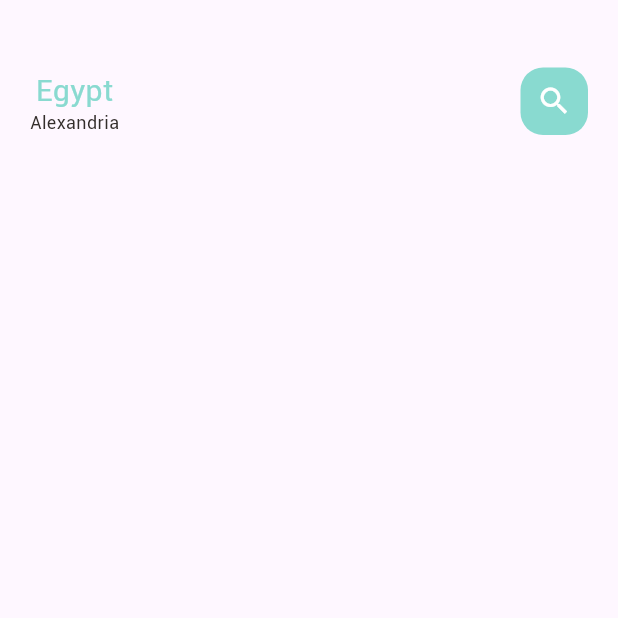
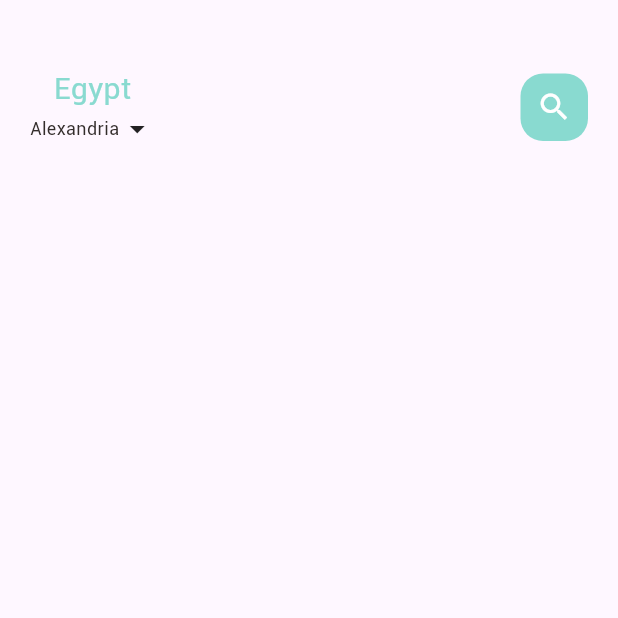
Before and after one commit to ZyadWKhedr/E-Commerce_App, a Flutter app: the screen it shows after launch, on a phone screen of 412 x 824 dp, the top half of it. Run offline on Flutter 3.47's test engine with Material 3 defaults, Android fonts, the phone set to English and light mode, and no system bars.

Commit message:
create food page body file

```diff
--- a/lib/main.dart
+++ b/lib/main.dart
@@ -12,10 +12,6 @@ class MyApp extends StatelessWidget {
   Widget build(BuildContext context) {
     return MaterialApp(
       debugShowCheckedModeBanner: false,
-      title: 'Flutter App',
-      theme: ThemeData(
-        primarySwatch: Colors.blue,
-      ),
       home: MainFoodPage(),
     );
   }
--- a/lib/view/home/main_food_page.dart
+++ b/lib/view/home/main_food_page.dart
@@ -35,7 +35,14 @@ class _MainFoodPageState extends State<MainFoodPage> {
                         text: "Egypt",
                         color: AppColors.mainColor,
                       ),
-                      SmallText(text: "Alexandria")
+                      Row(
+                        children: [
+                          SmallText(text: "Alexandria"),
+                          Icon(
+                            Icons.arrow_drop_down_outlined,
+                          )
+                        ],
+                      )
                     ],
                   ),
                   Center(
```
Also changed, not shown: lib/view/home/food_page_body.dart (added).
